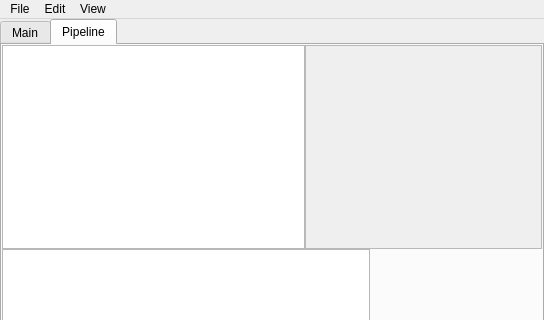
Qt form applications/ecsms/mainwindow.ui (Lawyar/ecsms) before a commit; both pictures show x 0 to 544 and y 0 to 320 of the 544 by 479 pixel window.
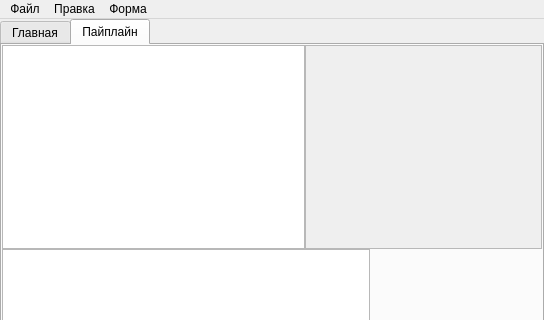
The same form after that commit. The open tabs and pages were chosen to show the change. Icons and pictures are not drawn. Custom widgets are drawn as their Qt base class.

Commit message: change commands and tabs language

```diff
--- a/applications/ecsms/mainwindow.ui
+++ b/applications/ecsms/mainwindow.ui
@@ -47,7 +47,7 @@
       </property>
       <widget class="QWidget" name="tab_0">
        <attribute name="title">
-        <string>Main</string>
+        <string>Главная</string>
        </attribute>
        <layout class="QGridLayout" name="gridLayout">
         <property name="leftMargin">
@@ -284,7 +284,7 @@
       </widget>
       <widget class="QWidget" name="tab_1">
        <attribute name="title">
-        <string>Pipeline</string>
+        <string>Пайплайн</string>
        </attribute>
        <layout class="QGridLayout" name="gridLayout_3">
         <property name="leftMargin">
@@ -422,7 +422,7 @@
    </property>
    <widget class="QMenu" name="menuFile">
     <property name="title">
-     <string>File</string>
+     <string>Файл</string>
     </property>
     <addaction name="actionNewFile"/>
     <addaction name="actionOpen"/>
@@ -431,14 +431,14 @@
    </widget>
    <widget class="QMenu" name="menuEdit">
     <property name="title">
-     <string>Edit</string>
+     <string>Правка</string>
     </property>
     <addaction name="actionUndo"/>
     <addaction name="actionRedo"/>
    </widget>
    <widget class="QMenu" name="menuView">
     <property name="title">
-     <string>View</string>
+     <string>Форма</string>
     </property>
     <addaction name="actionGoToFirstBlock"/>
     <addaction name="actionGoToNextBlock"/>
```
Left out of the diff: 18 changed lines with no effect on the pictures.
